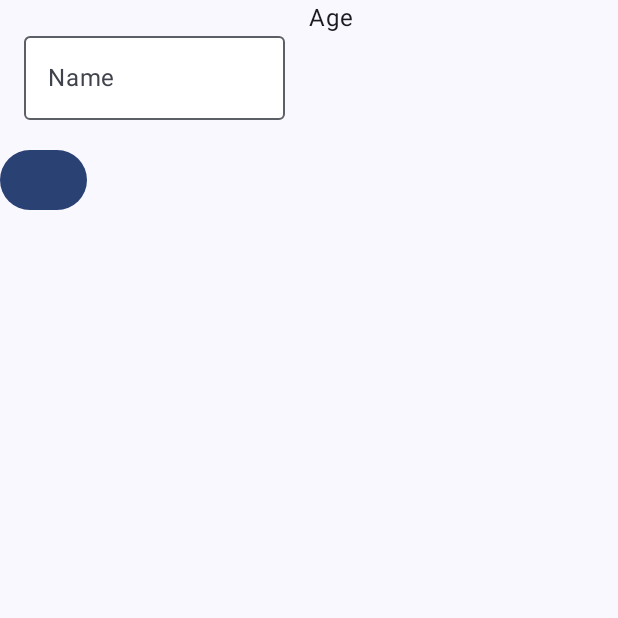
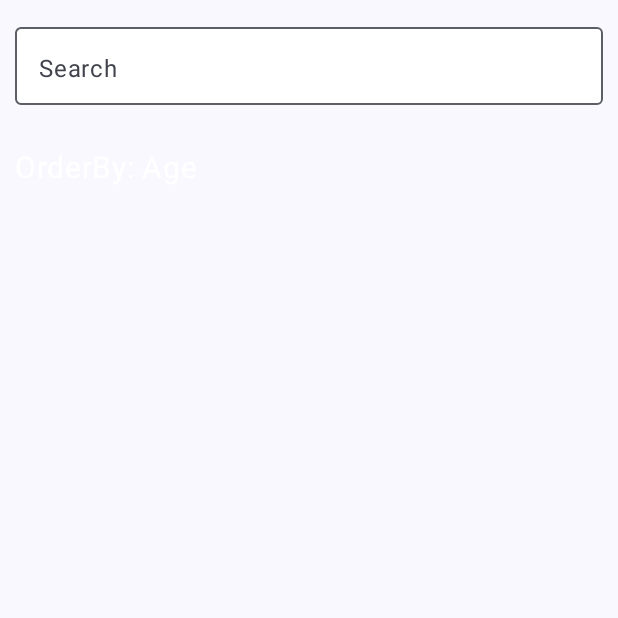
Before and after one commit to ZeB-ZuA/Soviet-Paws, an Android app built with Jetpack Compose: the composable Pets called with empty values, on a phone screen of 412 x 824 dp, the top half of it. Run offline under Robolectric (Android 15) with nearby library versions, the phone set to English and light mode, and no system bars; network calls fail; pictures from the network do not load; 1 statement that could not run was skipped.

Commit message:
feat:style filter and search

```diff
--- a/Frontend/app/src/main/java/com/udistrital/soviet_paws/viewModels/PetsListViewModel.kt
+++ b/Frontend/app/src/main/java/com/udistrital/soviet_paws/viewModels/PetsListViewModel.kt
@@ -38,7 +38,7 @@ class PetsListViewModel(private val context: Context) : ViewModel() {
     fun filterPets(name: String?, shortBy: String?) {
         viewModelScope.launch {
             val filterPets = petsRepository.filterByNameAndSort(name, shortBy)
-
+            _petsLiveData.value = filterPets
         }
     }
 
--- a/Frontend/app/src/main/java/com/udistrital/soviet_paws/views/ListPets.kt
+++ b/Frontend/app/src/main/java/com/udistrital/soviet_paws/views/ListPets.kt
@@ -2,6 +2,7 @@ package com.udistrital.soviet_paws.views
 
 import android.graphics.drawable.PaintDrawable
 import android.net.Uri
+import android.provider.CalendarContract
 import androidx.compose.foundation.Image
 import androidx.compose.foundation.clickable
 import androidx.compose.foundation.layout.Arrangement
@@ -13,6 +14,7 @@ import androidx.compose.foundation.layout.fillMaxHeight
 import androidx.compose.foundation.layout.fillMaxWidth
 import androidx.compose.foundation.layout.height
 import androidx.compose.foundation.layout.padding
+import androidx.compose.foundation.layout.width
 import androidx.compose.foundation.lazy.staggeredgrid.LazyVerticalStaggeredGrid
 import androidx.compose.foundation.lazy.staggeredgrid.StaggeredGridCells
 import androidx.compose.foundation.lazy.staggeredgrid.items
@@ -45,6 +47,7 @@ import androidx.compose.ui.platform.LocalContext
 import androidx.compose.ui.res.colorResource
 import androidx.compose.ui.res.painterResource
 import androidx.compose.ui.res.stringResource
+import androidx.compose.ui.text.style.TextAlign
 import androidx.compose.ui.tooling.preview.Preview
 import androidx.compose.ui.unit.dp
 import androidx.compose.ui.unit.sp
@@ -119,6 +122,10 @@ fun EmptyList() {
 @Composable
 
 fun Pets(pets: List<Pet>, navController: NavController) {
+
+    val context = LocalContext.current
+    val viewModel = PetsListViewModel(context)
+
     var searchTerm by remember { mutableStateOf("") }
     val items = listOf("Age", "Breed", "Type", "Name")
     var selectedItemIndex by remember { mutableStateOf(0) }
@@ -129,8 +136,8 @@ fun Pets(pets: List<Pet>, navController: NavController) {
             ignoreCase = true
         )
     }
+
     Column {
-        Row {
         OutlinedTextField(
             colors = TextFieldDefaults.outlinedTextFieldColors(
                 containerColor = Color.White,
@@ -139,15 +146,22 @@ fun Pets(pets: List<Pet>, navController: NavController) {
                 ),
                 value = searchTerm,
                 onValueChange = { searchTerm = it },
-                label = { Text("Name") },
+                label = { Text("Search") },
                 modifier = Modifier
-                    .weight(1f)
-                    .padding(16.dp)
-            )
-            Box(modifier = Modifier.weight(1f)) {
+                    .fillMaxWidth()
+                    .height(80.dp)
+                    .padding(10.dp))
+
+        Box(modifier = Modifier
+            .height(70.dp)) {
+
             Text(
-                    text = items[selectedItemIndex],
+                text = "OrderBy: "+items[selectedItemIndex],
+                color= Color.White,
+                fontSize = 20.sp,
                 modifier = Modifier
+                    .height(100.dp)
+                    .padding(10.dp, 20.dp)
                     .fillMaxWidth()
                     .clickable { expanded = true }
             )
@@ -156,31 +170,30 @@ fun Pets(pets: List<Pet>, navController: NavController) {
                 onDismissRequest = { expanded = false },
                 modifier = Modifier.fillMaxWidth()
             ) {
-                    items.forEach { itmen ->
+                items.forEach { item ->
                     DropdownMenuItem(
                         modifier = Modifier
-                                .padding(10.dp)
+                            .padding(5.dp)
                             .fillMaxWidth(),
                         text = {
                             Text(
-                                    text = itmen,
+                                text = item,
                                 modifier = Modifier.align(Alignment.CenterHorizontally)
                             )
-
                         },
                         onClick = {
-
+                            selectedItemIndex = items.indexOf(item)
+                            println(items[selectedItemIndex])
+                            viewModel.filterPets(searchTerm, items[selectedItemIndex])
                             expanded = false
                         }
                     )
                 }
 
             }
-            }
-        }
-Button(onClick = { /*TODO*/ }) {
 
         }
+
         LazyVerticalStaggeredGrid(
             columns = StaggeredGridCells.Fixed(2),
             contentPadding = PaddingValues(5.dp),
@@ -245,6 +258,13 @@ Button(onClick = { /*TODO*/ }) {
     }
 
 
+
+
+
+@OptIn(ExperimentalMaterial3Api::class)
+
+
+
 @Composable
 @Preview(showSystemUi = true, showBackground = true)
 fun PetPreview() {
```
Lines whose indentation alone changed are shown as unchanged.
